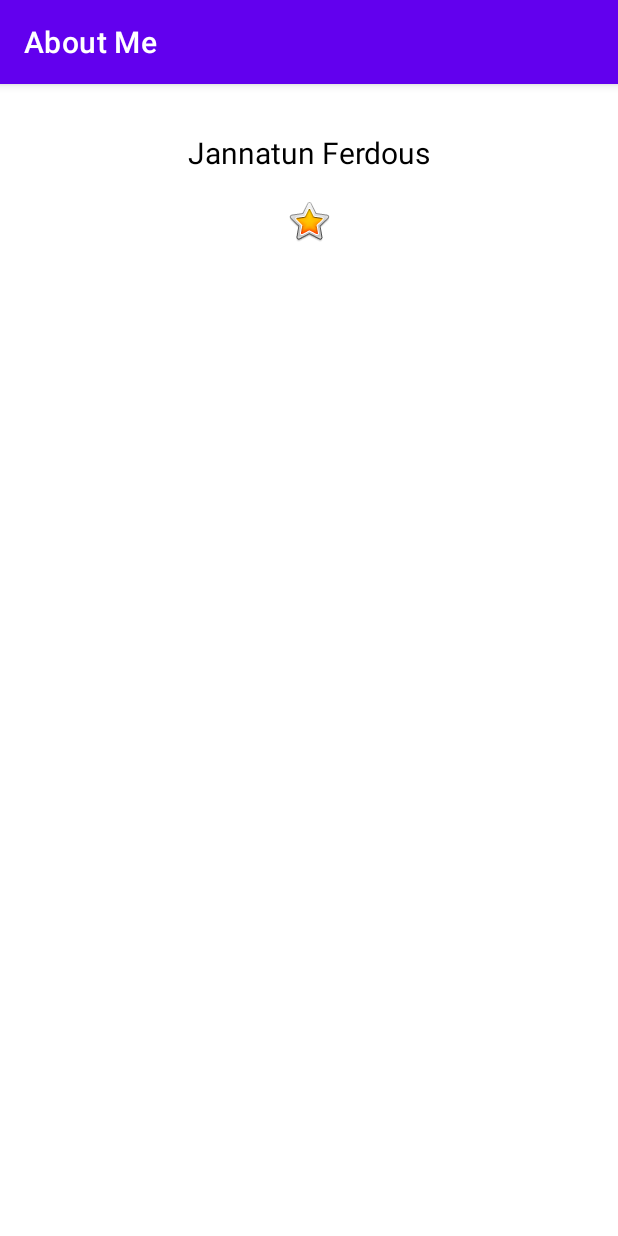
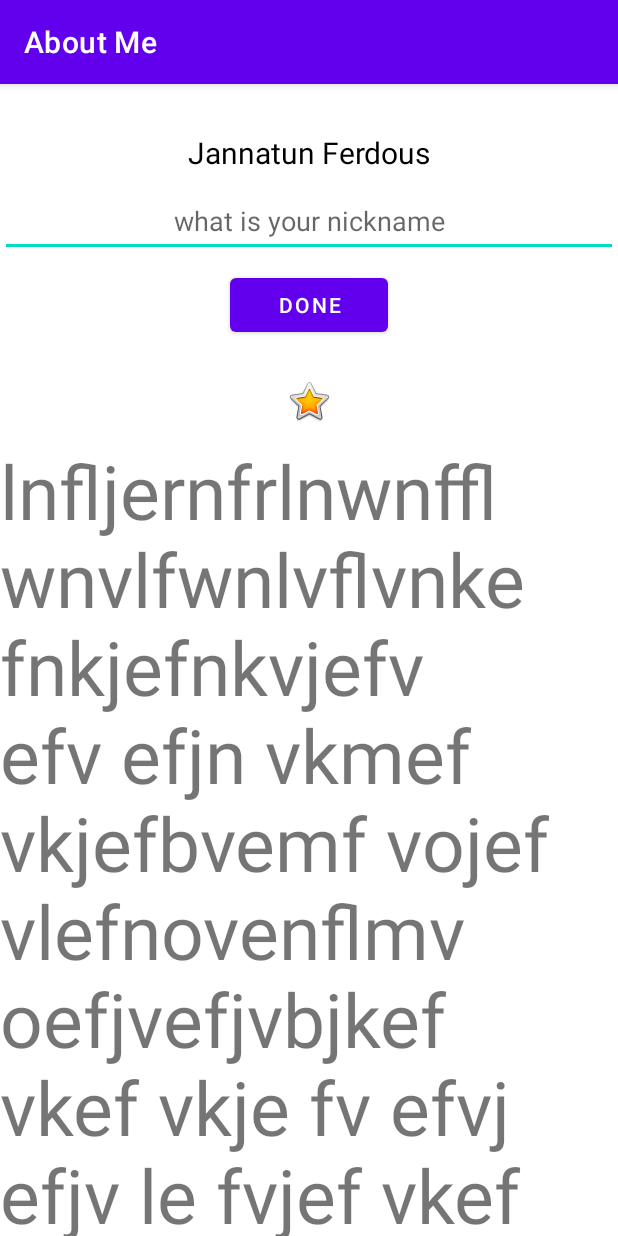
Before and after one commit to Sritycseru/Assignment_1, an Android app: the screen it shows after launch (MainActivity), on a phone screen of 412 x 824 dp. Run offline under Robolectric (Android 15) with nearby library versions, the phone set to English and light mode, and no system bars; our stand-ins replace data binding; 2 statements that could not run were skipped.

Commit message:
data bindings, ScrollView, TextView, ImageView, and Styling and all are done

```diff
--- a/app/build.gradle
+++ b/app/build.gradle
@@ -29,6 +29,9 @@ android {
     kotlinOptions {
         jvmTarget = '1.8'
     }
+    dataBinding {
+        enabled = true
+    }
 }
 
 dependencies {
--- a/app/src/main/java/com/example/aboutme/MainActivity.kt
+++ b/app/src/main/java/com/example/aboutme/MainActivity.kt
@@ -1,11 +1,52 @@
 package com.example.aboutme
 
+import android.content.Context
 import androidx.appcompat.app.AppCompatActivity
 import android.os.Bundle
+import android.view.View
+import android.view.inputmethod.InputMethodManager
+import android.widget.Button
+import android.widget.EditText
+import android.widget.TextView
+import androidx.databinding.DataBindingUtil
+import com.example.aboutme.databinding.ActivityMainBinding
 
 class MainActivity : AppCompatActivity() {
+
+    private lateinit var binding: ActivityMainBinding
+
     override fun onCreate(savedInstanceState: Bundle?) {
         super.onCreate(savedInstanceState)
         setContentView(R.layout.activity_main)
+
+//        findViewById<Button>(R.id.button).setOnClickListener {
+//            addNickname(it)
+//        }
+
+        binding = DataBindingUtil.setContentView(this, R.layout.activity_main)
+        binding.button.setOnClickListener{addNickname(it)}
+    }
+
+    private fun addNickname(view: View) {
+//        val editText = findViewById<EditText>(R.id.nickname)
+//        val nicknameTextView = findViewById<TextView>(R.id.nickname_text)
+//
+//        nicknameTextView.text = editText.text
+//        editText.visibility = View.GONE
+//        view.visibility = View.GONE
+//        nicknameTextView.visibility = View.VISIBLE
+
+        binding.apply {
+            nicknameText.text = binding.nickname.text
+            invalidateAll()
+
+            nickname.visibility = View.GONE
+            button.visibility = View.GONE
+            nicknameText.visibility = View.VISIBLE
+        }
+
+        // Hide the keyboard.
+        val imm = getSystemService(Context.INPUT_METHOD_SERVICE) as InputMethodManager
+        imm.hideSoftInputFromWindow(view.windowToken, 0)
     }
 }
--- a/app/src/main/res/layout/activity_main.xml
+++ b/app/src/main/res/layout/activity_main.xml
@@ -1,6 +1,9 @@
 <?xml version="1.0" encoding="utf-8"?>
-<LinearLayout xmlns:android="http://schemas.android.com/apk/res/android"
-    xmlns:app="http://schemas.android.com/apk/res-auto"
+
+<layout xmlns:android="http://schemas.android.com/apk/res/android"
+    xmlns:app="http://schemas.android.com/apk/res-auto">
+
+    <LinearLayout xmlns:tools="http://schemas.android.com/tools"
         android:layout_width="match_parent"
         android:layout_height="match_parent"
         android:orientation="vertical"
@@ -17,14 +20,55 @@
             android:textColor="@android:color/black"
             android:textSize="20sp" />
 
+        <EditText
+            android:id="@+id/nickname"
+            android:layout_width="match_parent"
+            android:layout_height="wrap_content"
+            android:layout_marginTop="8dp"
+            android:layout_marginBottom="8dp"
+            android:ems="10"
+            android:hint="what is your nickname"
+            android:inputType="textPersonName"
+            android:minHeight="48dp"
+            android:textAlignment="center" />
+
+        <Button
+            android:id="@+id/button"
+            android:layout_width="105dp"
+            android:layout_height="wrap_content"
+            android:layout_gravity="center_horizontal"
+            android:layout_marginBottom="8dp"
+            android:text="Done" />
+
+        <TextView
+            android:id="@+id/nickname_text"
+            android:layout_width="match_parent"
+            android:layout_height="wrap_content"
+            android:text="TextView"
+            android:textAlignment="center"
+            android:visibility="gone" />
+
         <ImageView
             android:id="@+id/imageView"
             android:layout_width="match_parent"
             android:layout_height="wrap_content"
+            android:contentDescription="TODO"
             android:paddingTop="16dp"
-        app:srcCompat="@android:drawable/btn_star_big_on" />
+            app:srcCompat="@android:drawable/btn_star_big_on"
+            tools:ignore="ImageContrastCheck" />
+
         <ScrollView
             android:layout_width="match_parent"
-        android:layout_height="match_parent">
+            android:layout_height="match_parent"
+            android:layout_marginTop="10dp">
+
+            <TextView
+                android:id="@+id/textView4"
+                android:layout_width="match_parent"
+                android:layout_height="wrap_content"
+                android:text="@string/scrollText"
+                android:textSize="50sp" />
         </ScrollView>
+
     </LinearLayout>
+</layout>
--- a/app/src/main/res/values/strings.xml
+++ b/app/src/main/res/values/strings.xml
@@ -2,4 +2,8 @@
     <string name="app_name">About Me</string>
     <string name="jannatun_ferdous">Jannatun Ferdous</string>
     <string name="layout_margin">16dp</string>
+    <string name="scrolltext">lfrn fjrnelfregerlgnlerg mer fme fle rlme rlfm
+    lem e lf ev elf vl,ef ,ef ve</string>
+    <string name="scrollText">lnfljernfrlnwnfflwnvlfwnlvflvnke fnkjefnkvjefv efv efjn vkmef vkjefbvemf vojef vlefnovenflmv oefjvefjvbjkef vkef vkje fv efvj efjv le fvjef vkef vkjef vkejf vkef vkjefvlena
+        enfvoenvkjkjefkjvefjvnbefvnefjnvejfnvjefnvjefvnoejfvemf nvkjenvonlkfenvkjefnvkjefnlefnvkefnkvne fkvm efkmv efkv fnelkvneflnvlefjkvnlef</string>
 </resources>
```
Also changed, not shown: 1 other file. Lines whose indentation alone changed are shown as unchanged.
